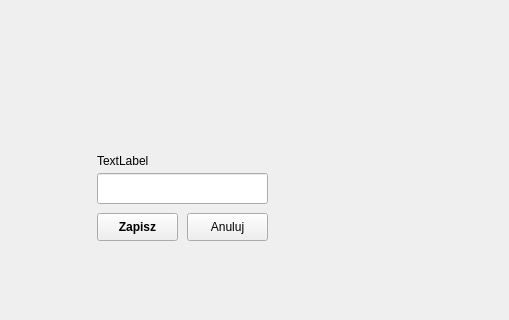
Before: the Qt Designer form mainwindow.ui in Maxhebda/TetrisMax, drawn with Qt 5; both pictures show x 0 to 509 and y 236 to 556 of the 509 by 736 pixel window.
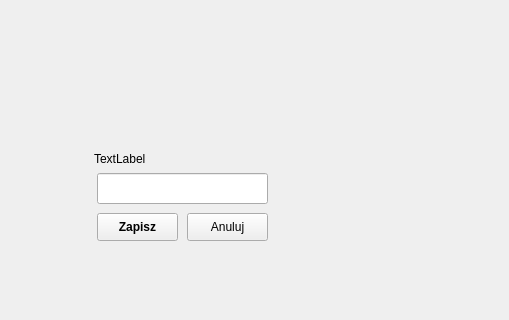
After: the same form once the commit is applied.

What changed in the file:
```diff
--- a/mainwindow.ui
+++ b/mainwindow.ui
@@ -151,9 +151,9 @@
    <widget class="QLabel" name="label_5">
     <property name="geometry">
      <rect>
-      <x>97</x>
-      <y>370</y>
-      <width>171</width>
+      <x>94</x>
+      <y>368</y>
+      <width>177</width>
       <height>16</height>
      </rect>
     </property>
```
